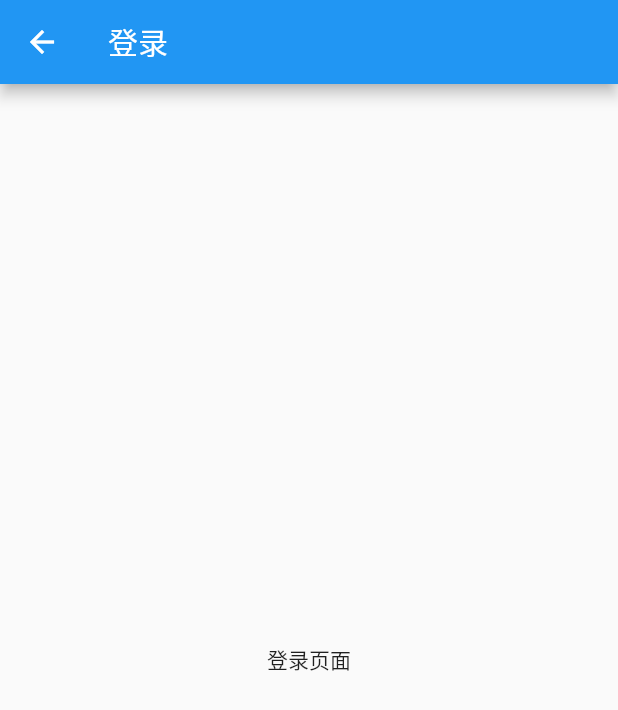
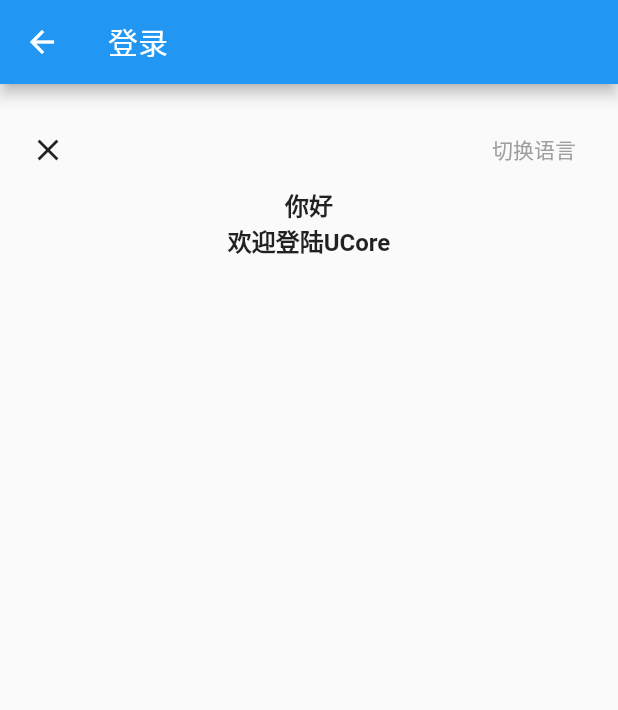
Before and after one commit to liwanyang/flutter-userCenter, a Flutter app: the screen it shows after launch, after a tap on "登录", on a phone screen of 412 x 824 dp. Shown: the top 710 px of the screen. Run offline on Flutter 3.47's test engine with Material 2 defaults, Android fonts, the phone set to English and light mode, and no system bars; our stand-ins replace get.

Commit message:
登陆页面开发

```diff
--- a/lib/pages/login/index.dart
+++ b/lib/pages/login/index.dart
@@ -8,7 +8,22 @@
   Widget build(BuildContext context) {
     return Scaffold(
       appBar: AppBar(title: Text('登录')),
-      body: Center(child: Text('登录页面')),
+      body: Container(padding: EdgeInsets.all(20),child: Column(children: [
+        Row(
+          mainAxisAlignment: MainAxisAlignment.spaceBetween,
+          children: [
+            Icon(Icons.close),
+            TextButton(onPressed: () {
+              print(123);
+            }, child: Text('切换语言', style: TextStyle(color: Colors.grey[500]),))
+        ]),
+        Container(
+          child: Column(
+          children: [
+            Text('你好', style: TextStyle(fontWeight: FontWeight.bold,fontSize: 16)),
+            Text('欢迎登陆UCore', style: TextStyle(fontWeight: FontWeight.bold,fontSize: 16))
+        ])),
+      ]))
     );
   }
 }
```
Also changed, not shown: 1 other file.
